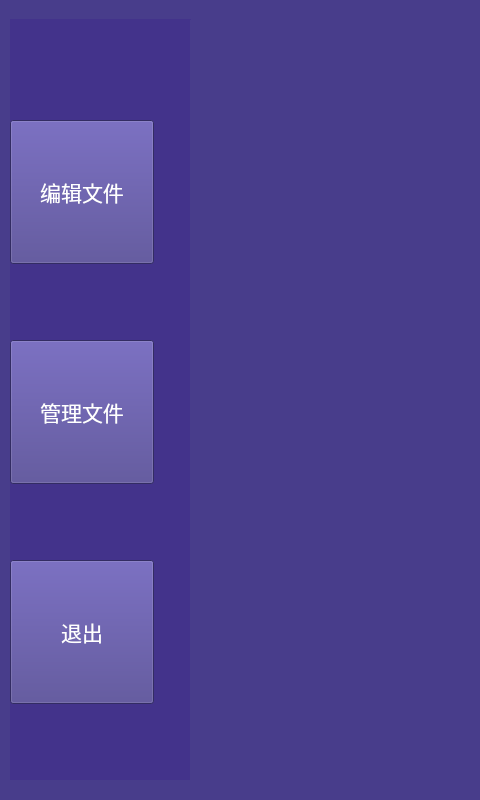
First picture: the form in HighResolutionPrinter/filemanageform.ui, repository dxphmj/TwoCharPrinter, before the edit; both pictures show x 0 to 480 and y 0 to 800 of the 1280 by 800 pixel window.
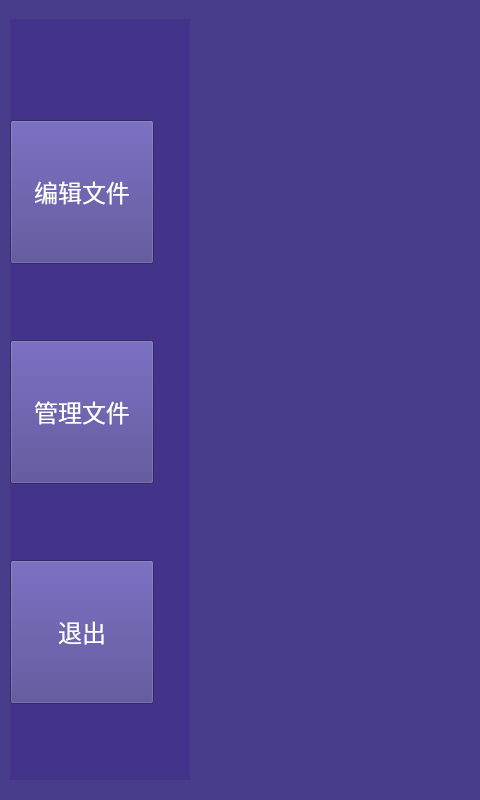
Second picture: the form after the edit. Icons and pictures are not drawn.

```diff
--- a/HighResolutionPrinter/filemanageform.ui
+++ b/HighResolutionPrinter/filemanageform.ui
@@ -28,7 +28,7 @@
    <property name="font">
     <font>
      <family>楷体</family>
-     <pointsize>16</pointsize>
+     <pointsize>18</pointsize>
     </font>
    </property>
    <property name="styleSheet">
@@ -51,7 +51,7 @@
    <property name="font">
     <font>
      <family>楷体</family>
-     <pointsize>16</pointsize>
+     <pointsize>18</pointsize>
     </font>
    </property>
    <property name="styleSheet">
@@ -74,7 +74,7 @@
    <property name="font">
     <font>
      <family>楷体</family>
-     <pointsize>16</pointsize>
+     <pointsize>18</pointsize>
     </font>
    </property>
    <property name="styleSheet">
```
